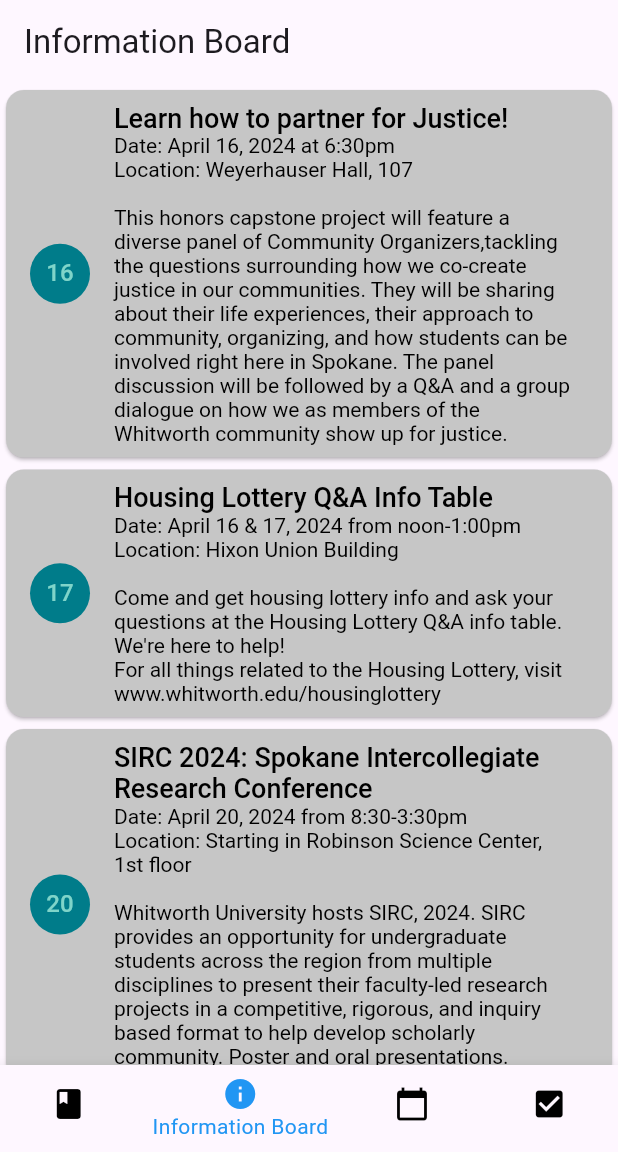
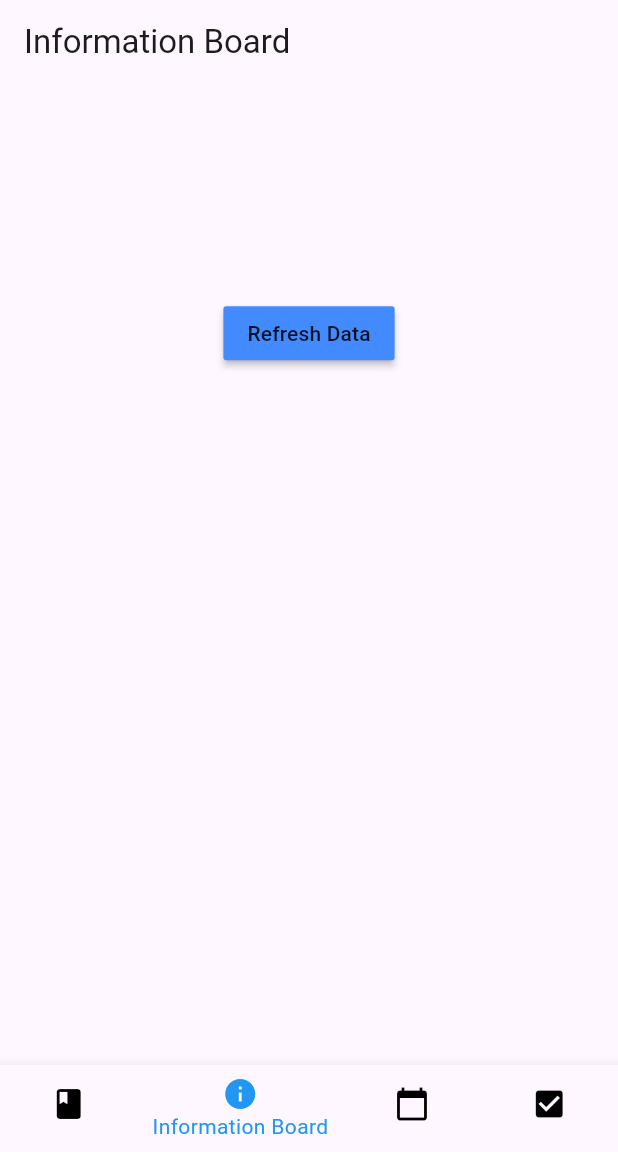
Before and after one commit to Ronnyboy125/Student-Companion-Mobile-App, a Flutter app: the screen it shows after launch, item 2 of the bottom bar chosen, on a phone screen of 412 x 824 dp, the part 84-1236 px from its top. Run offline on Flutter 3.47's test engine with Material 3 defaults, Android fonts, the phone set to English and light mode, and no system bars; our stand-ins replace table_calendar; missing offline and left inert: dart:ffi, profile_photo, safe_local_storage.

Commit message:
Webscraper working but has weird UI

```diff
--- a/app4_final_presentation/studentcompanion_firstprototype/lib/InfoBoard.dart
+++ b/app4_final_presentation/studentcompanion_firstprototype/lib/InfoBoard.dart
@@ -1,73 +1,191 @@
-////////
-// Purpose: file containing widgets for InfoBoard page
-////////
+// ////////
+// // Purpose: file containing widgets for InfoBoard page
+// ////////
 
-// packages
+//https://www.geeksforgeeks.org/web-scraping-in-flutter/#
+//Website used to learn how to build a webscrape in Flutter
+
+// // packages
 import 'package:flutter/material.dart';
+import 'package:html/parser.dart' as parser;
+import 'package:http/http.dart' as http;
+import 'package:safe_local_storage/safe_local_storage.dart';
 
-// widget to be called that displays events and info
-class InfoBoard extends StatelessWidget {
-  const InfoBoard({Key? key}): super(key:key); // super delegation taken from https://pub.dev/packages/user_profile_avatar/example
+class InfoBoard extends StatefulWidget {
+  const InfoBoard({Key? key}): super(key:key);
+  @override
+  _InfoBoard createState() => _InfoBoard();
+}
+
+class _InfoBoard extends State<InfoBoard> {
+
+  String title1 = '';
+  String title2 = '';
+  String title3 = '';
+
+  Future<List<String>> scrapeText() async {
+
+    //gets response from webpage
+    final response =
+      await http.Client().get(Uri.parse('https://news.whitworth.edu/'));
+
+    //if status code from response is 200 then it has succesfully connected to webpage
+    if (response.statusCode == 200) {
+      var document = parser.parse(response.body);//retrieves html document
+
+    //try statement that scrapes information from each post
+    try{
+      var responseTitle1 = document
+        .getElementsByClassName('blog-posts hfeed')[0]
+        .children[1];
+
+
+      print(responseTitle1.text.trim());
+
+      var responseTitle2 = document
+        .getElementsByClassName('blog-posts hfeed')[0]
+        .children[2];
+
+      print(responseTitle2.text.trim());
+
+      var responseTitle3 = document
+        .getElementsByClassName('blog-posts hfeed')[0]
+        .children[3];
+
+      print(responseTitle3.text.trim());
+
+      //returns all of the information scraped
+      return [
+        responseTitle1.text.trim(),
+        responseTitle2.text.trim(),
+        responseTitle3.text.trim()
+      ];
+      //cathes and returns errors
+    } catch (e) {
+      return ['','','ERROR!'];
+    }
+    } else {
+      return ['','','ERROR: ${response.statusCode}.'];
+    }
+  }
 
   @override
   Widget build(BuildContext context) {
-    return Column(
-      children: [
-        AppBar(
-          title: const Text('Information Board'),
-        ),
-        //everything from here could be grabbed from pirate port announcements page(but that would require login(https://stackoverflow.com/questions/19662085/read-data-content-from-an-url-in-a-main-with-dart) maybe we could get it from email?(but again that requires login, so for now its hard-coded))
-        //these styles are being applied to all info in the ListView widgets, therefore should be a part of their own styles file
-        Expanded(
-          child: ListView(
-            children: const[
-              Card(
-                color: Color.fromARGB(255, 198, 198, 198),
-                child: ListTile(
-                leading: CircleAvatar(child: Text('16'), backgroundColor: Color.fromRGBO(0, 124, 138, 1), foregroundColor: Color.fromRGBO(127, 212, 201, 1)),
-                title: Text('Learn how to partner for Justice!'),
-                subtitle: Text('Date: April 16, 2024 at 6:30pm\nLocation: Weyerhauser Hall, 107\n\nThis honors capstone project will feature a diverse panel of Community Organizers,tackling the questions surrounding how we co-create justice in our communities. They will be sharing about their life experiences, their approach to community, organizing, and how students can be involved right here in Spokane. The panel discussion will be followed by a Q&A and a group dialogue on how we as members of the Whitworth community show up for justice.'),
-                titleTextStyle: TextStyle(color: Colors.black, fontWeight: FontWeight.w500,fontSize: 18),
-                subtitleTextStyle: TextStyle(color: Colors.black),
+    return Scaffold(
+      resizeToAvoidBottomInset: false,
+      appBar: AppBar(title: const Text('Information Board')),
+      body: SingleChildScrollView(
+        padding: const EdgeInsets.all(8.0),
+        child: Center(
+          child: Column(
+            mainAxisAlignment: MainAxisAlignment.center,
+            children: [
+              Column(
+                children: [
+                  Text(title1, style: const TextStyle(
+                    fontSize: 20, fontWeight: FontWeight.bold
+                  )),
+                  const SizedBox(height:2,),
+                  Text(title2, style: const TextStyle(
+                    fontSize: 20, fontWeight: FontWeight.bold
+                  )),
+                  const SizedBox(height: 2,),
+                  Text(title3, style: const TextStyle(
+                    fontSize: 20, fontWeight: FontWeight.bold
+                  )),
+                  const SizedBox(height: 2,),
+                ],
+              ),
+              SizedBox(height:MediaQuery.of(context).size.height * 0.05),
+              MaterialButton(
+                onPressed: () async {
+
+                  //during button press it runs the webscraper in the background
+                  final response= await scrapeText();
+
+                  //sets the information
+                  setState(() {
+                    title1 = response[0];
+                    title2 = response[1];
+                    title3 = response[2];
+                  });
+                },
+                child: Text(
+                  'Refresh Data',
                 ),
-              ),
-
-              Card(
-                color: Color.fromARGB(255, 198, 198, 198),
-                child: ListTile(
-                leading: (CircleAvatar(child: Text('17'), backgroundColor: Color.fromRGBO(0, 124, 138, 1), foregroundColor: Color.fromRGBO(127, 212, 201, 1))),
-                title: Text('Housing Lottery Q&A Info Table'),
-                subtitle: Text('Date: April 16 & 17, 2024 from noon-1:00pm\nLocation: Hixon Union Building\n\nCome and get housing lottery info and ask your questions at the Housing Lottery Q&A info table. We\'re here to help!\nFor all things related to the Housing Lottery, visit www.whitworth.edu/housinglottery'),
-                titleTextStyle: TextStyle(color: Colors.black, fontWeight: FontWeight.w500,fontSize: 18),
-                subtitleTextStyle: TextStyle(color: Colors.black),
-                ),
-              ),
-
-              Card(
-                color: Color.fromARGB(255, 198, 198, 198),
-                child: ListTile(
-                leading: (CircleAvatar(child: Text('20'), backgroundColor: Color.fromRGBO(0, 124, 138, 1), foregroundColor: Color.fromRGBO(127, 212, 201, 1))),
-                title: Text('SIRC 2024: Spokane Intercollegiate Research Conference'),
-                subtitle: Text('Date: April 20, 2024 from 8:30-3:30pm\nLocation: Starting in Robinson Science Center, 1st floor\n\nWhitworth University hosts SIRC, 2024. SIRC provides an opportunity for undergraduate students across the region from multiple disciplines to present their faculty-led research projects in a competitive, rigorous, and inquiry based format to help develop scholarly community. Poster and oral presentations.'),
-                titleTextStyle: TextStyle(color: Colors.black, fontWeight: FontWeight.w500,fontSize: 18),
-                subtitleTextStyle: TextStyle(color: Colors.black),
-                ),
-              ),
-
-              Card(
-                color: Color.fromARGB(255, 198, 198, 198),
-                child: ListTile(
-                leading: (CircleAvatar(child: Text('20'), backgroundColor: Color.fromRGBO(0, 124, 138, 1), foregroundColor: Color.fromRGBO(127, 212, 201, 1))),
-                title: Text('Residence Hall Tours & Bopell Open House'),
-                subtitle: Text('Date: April 20, 2024 from 8:00-10:00\nLocation: Residence halls\n\nEnjoy self guided tours of all the residence, halls, as well as fun, games, and prizes! You\'ll get to see various buildings layouts, the inside of a couple rooms in each hall, and get a feel for the general vibe of the buildings. This is a great tour for folks who aren\'t familiar with Whitworth residence Halls. Bonus: you\'ll get a chance to win some fun prizes by playing Res Hall bingo!'),
-                titleTextStyle: TextStyle(color: Colors.black, fontWeight: FontWeight.w500,fontSize: 18),
-                subtitleTextStyle: TextStyle(color: Colors.black),
-                ),
-              ),
-            ],
-          ),
-        ),
-      ],
+                color: Colors.blueAccent,
+              )
+            ]
+          )
+        )
+      )
     );
   }
 }
+
+// // widget to be called that displays events and info
+// class InfoBoard extends StatelessWidget {
+//   const InfoBoard({Key? key}): super(key:key); // super delegation taken from https://pub.dev/packages/user_profile_avatar/example
+
+//   @override
+//   Widget build(BuildContext context) {
+//     return Column(
+//       children: [
+//         AppBar(
+//           title: const Text('Information Board'),
+//         ),
+//         //everything from here could be grabbed from pirate port announcements page(but that would require login(https://stackoverflow.com/questions/19662085/read-data-content-from-an-url-in-a-main-with-dart) maybe we could get it from email?(but again that requires login, so for now its hard-coded))
+//         //these styles are being applied to all info in the ListView widgets, therefore should be a part of their own styles file
+//         Expanded(
+//           child: ListView(
+//             children: const[
+//               Card(
+//                 color: Color.fromARGB(255, 198, 198, 198),
+//                 child: ListTile(
+//                 leading: CircleAvatar(child: Text('16'), backgroundColor: Color.fromRGBO(0, 124, 138, 1), foregroundColor: Color.fromRGBO(127, 212, 201, 1)),
+//                 title: Text('Learn how to partner for Justice!'),
+//                 subtitle: Text('Date: April 16, 2024 at 6:30pm\nLocation: Weyerhauser Hall, 107\n\nThis honors capstone project will feature a diverse panel of Community Organizers,tackling the questions surrounding how we co-create justice in our communities. They will be sharing about their life experiences, their approach to community, organizing, and how students can be involved right here in Spokane. The panel discussion will be followed by a Q&A and a group dialogue on how we as members of the Whitworth community show up for justice.'),
+//                 titleTextStyle: TextStyle(color: Colors.black, fontWeight: FontWeight.w500,fontSize: 18),
+//                 subtitleTextStyle: TextStyle(color: Colors.black),
+//                 ),
+//               ),
+
+//               Card(
+//                 color: Color.fromARGB(255, 198, 198, 198),
+//                 child: ListTile(
+//                 leading: (CircleAvatar(child: Text('17'), backgroundColor: Color.fromRGBO(0, 124, 138, 1), foregroundColor: Color.fromRGBO(127, 212, 201, 1))),
+//                 title: Text('Housing Lottery Q&A Info Table'),
+//                 subtitle: Text('Date: April 16 & 17, 2024 from noon-1:00pm\nLocation: Hixon Union Building\n\nCome and get housing lottery info and ask your questions at the Housing Lottery Q&A info table. We\'re here to help!\nFor all things related to the Housing Lottery, visit www.whitworth.edu/housinglottery'),
+//                 titleTextStyle: TextStyle(color: Colors.black, fontWeight: FontWeight.w500,fontSize: 18),
+//                 subtitleTextStyle: TextStyle(color: Colors.black),
+//                 ),
+//               ),
+
+//               Card(
+//                 color: Color.fromARGB(255, 198, 198, 198),
+//                 child: ListTile(
+//                 leading: (CircleAvatar(child: Text('20'), backgroundColor: Color.fromRGBO(0, 124, 138, 1), foregroundColor: Color.fromRGBO(127, 212, 201, 1))),
+//                 title: Text('SIRC 2024: Spokane Intercollegiate Research Conference'),
+//                 subtitle: Text('Date: April 20, 2024 from 8:30-3:30pm\nLocation: Starting in Robinson Science Center, 1st floor\n\nWhitworth University hosts SIRC, 2024. SIRC provides an opportunity for undergraduate students across the region from multiple disciplines to present their faculty-led research projects in a competitive, rigorous, and inquiry based format to help develop scholarly community. Poster and oral presentations.'),
+//                 titleTextStyle: TextStyle(color: Colors.black, fontWeight: FontWeight.w500,fontSize: 18),
+//                 subtitleTextStyle: TextStyle(color: Colors.black),
+//                 ),
+//               ),
+
+//               Card(
+//                 color: Color.fromARGB(255, 198, 198, 198),
+//                 child: ListTile(
+//                 leading: (CircleAvatar(child: Text('20'), backgroundColor: Color.fromRGBO(0, 124, 138, 1), foregroundColor: Color.fromRGBO(127, 212, 201, 1))),
+//                 title: Text('Residence Hall Tours & Bopell Open House'),
+//                 subtitle: Text('Date: April 20, 2024 from 8:00-10:00\nLocation: Residence halls\n\nEnjoy self guided tours of all the residence, halls, as well as fun, games, and prizes! You\'ll get to see various buildings layouts, the inside of a couple rooms in each hall, and get a feel for the general vibe of the buildings. This is a great tour for folks who aren\'t familiar with Whitworth residence Halls. Bonus: you\'ll get a chance to win some fun prizes by playing Res Hall bingo!'),
+//                 titleTextStyle: TextStyle(color: Colors.black, fontWeight: FontWeight.w500,fontSize: 18),
+//                 subtitleTextStyle: TextStyle(color: Colors.black),
+//                 ),
+//               ),
+//             ],
+//           ),
+//         ),
+//       ],
+//     );
+//   }
+// }
```
